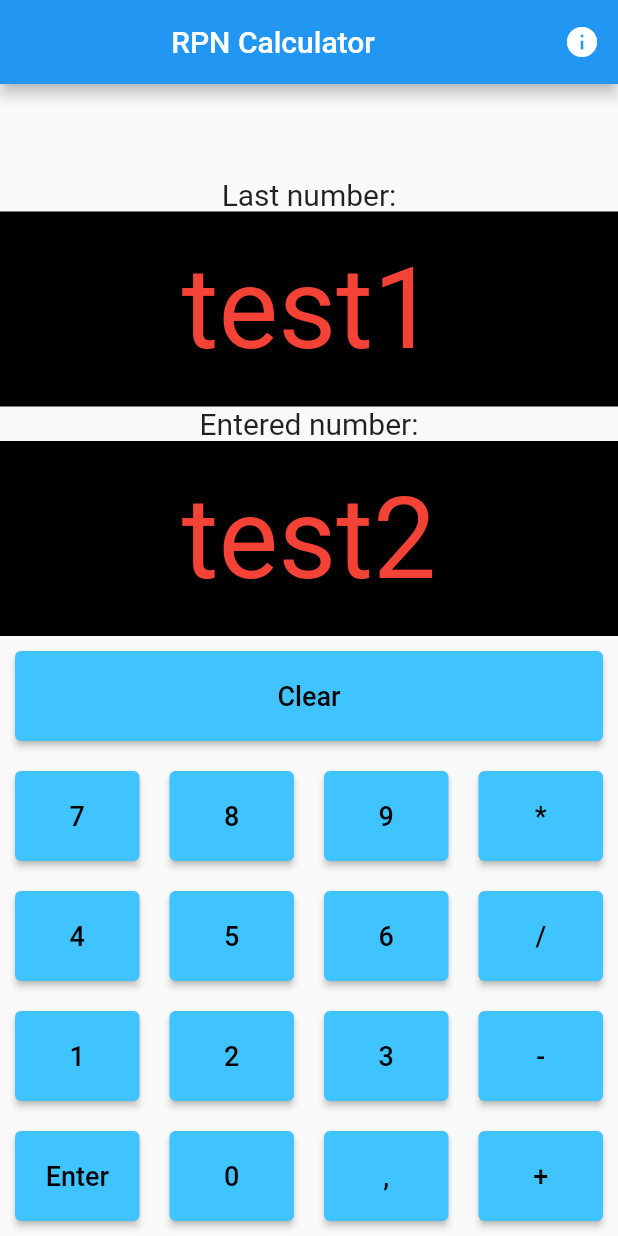
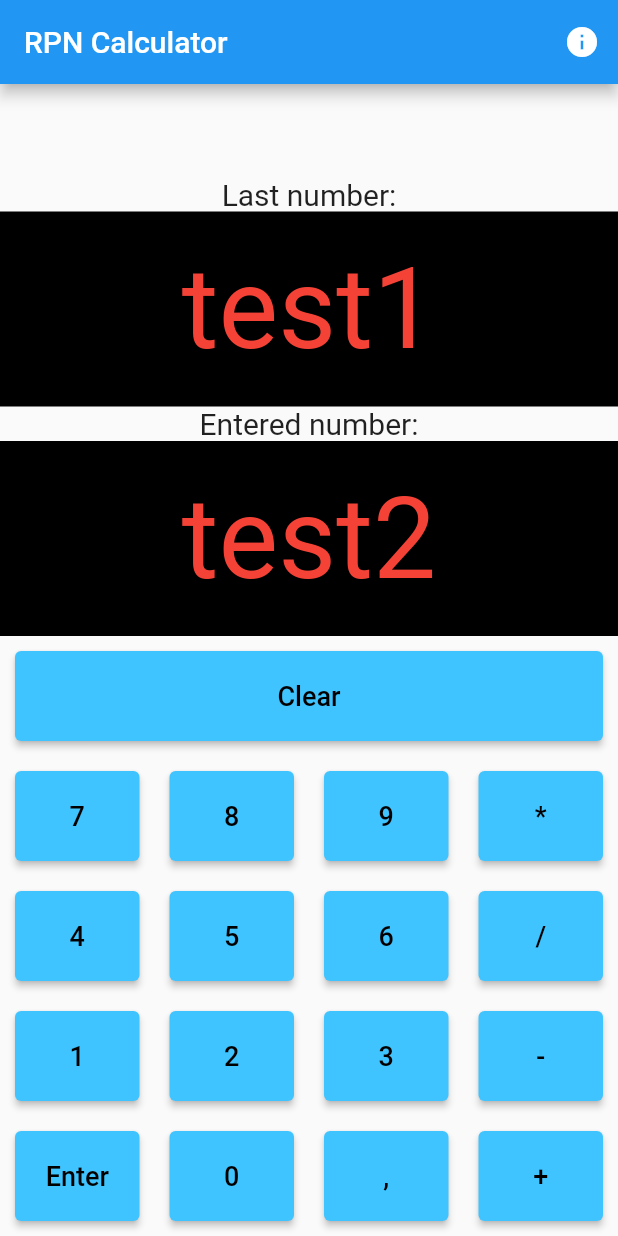
Before and after one commit to AndreasBerthelsen/Assingment2_GUI_Calculator, a Flutter app: the screen it shows after launch, on a phone screen of 412 x 824 dp. Run offline on Flutter 3.47's test engine with Material 2 defaults, Android fonts, the phone set to English and light mode, and no system bars.

Commit message:
Text allignments

```diff
--- a/lib/main.dart
+++ b/lib/main.dart
@@ -24,13 +24,14 @@ class MainScreen extends StatelessWidget {
   @override
   Widget build(BuildContext context) {
     return Scaffold(
-      appBar: AppBar(title: Center(child: Text("RPN Calculator")), actions: [
+      appBar: AppBar(title: Text("RPN Calculator"),actions: [
         IconButton(
             onPressed: () => showDialog<String>(
                   context: context,
                   builder: (BuildContext context) => AlertDialog(
                     title: const Text('How to use the RPN Calculator?'),
-                    content: const Text('To use the calculator, first enter a number, then press "Enter".             Then a second number, "Enter" again.       And last the number operator you would like to use'),
+                    content: const Text(
+                        'To use the calculator, first enter a number, then press "Enter".             Then a second number, "Enter" again.       And last the number operator you would like to use'),
                     actions: <Widget>[
                       TextButton(
                         onPressed: () => Navigator.pop(context, 'OK'),
```
